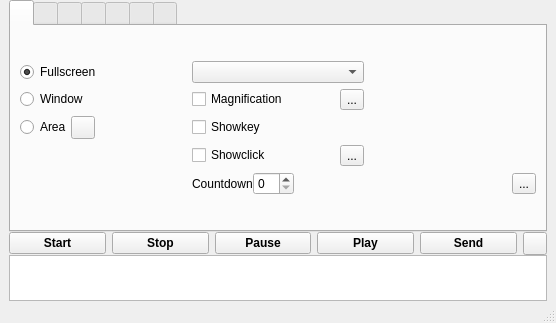
Old version of the form vokoscreen.ui in the repository yanuarakhid/vokoscreen.
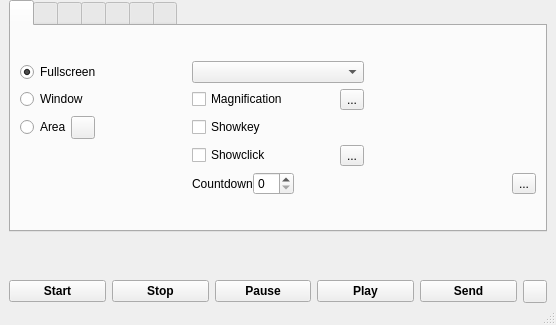
New version of the form.

```diff
--- a/vokoscreen.ui
+++ b/vokoscreen.ui
@@ -7,7 +7,7 @@
     <x>0</x>
     <y>0</y>
     <width>556</width>
-    <height>323</height>
+    <height>325</height>
    </rect>
   </property>
   <property name="sizePolicy">
@@ -1292,6 +1292,36 @@
         </widget>
        </widget>
       </item>
+      <item>
+       <layout class="QHBoxLayout" name="extensionLayout">
+        <item>
+         <spacer name="horizontalSpacer_30">
+          <property name="orientation">
+           <enum>Qt::Horizontal</enum>
+          </property>
+          <property name="sizeHint" stdset="0">
+           <size>
+            <width>40</width>
+            <height>0</height>
+           </size>
+          </property>
+         </spacer>
+        </item>
+        <item>
+         <spacer name="verticalSpacer_3">
+          <property name="orientation">
+           <enum>Qt::Vertical</enum>
+          </property>
+          <property name="sizeHint" stdset="0">
+           <size>
+            <width>20</width>
+            <height>0</height>
+           </size>
+          </property>
+         </spacer>
+        </item>
+       </layout>
+      </item>
       <item>
        <layout class="QHBoxLayout" name="horizontalLayout" stretch="0,0,0,0,0,0">
         <property name="spacing">
```
